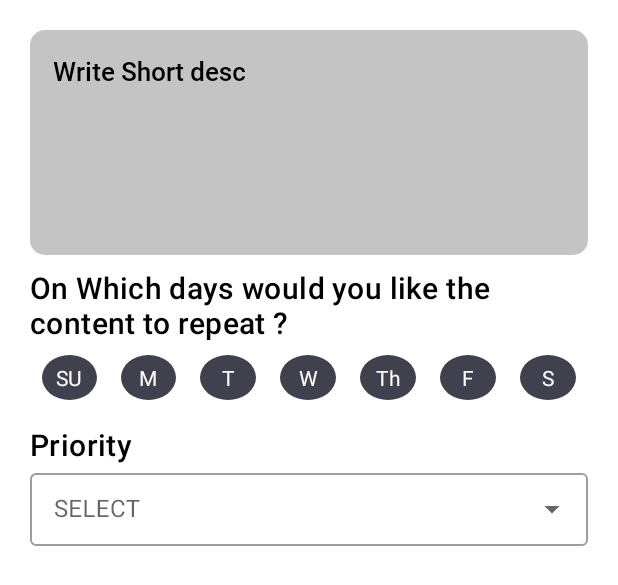
After one commit to RaghavAwasthi/QuickReviser, an Android app: the layout frag_create_s3.xml on its own in the app's theme, with its tools: preview values and no code run, on a phone screen of 412 x 824 dp. The commit adds this screen. Shown: the top 585 px of the screen. Run offline under Robolectric (Android 15) with nearby library versions, the phone set to English and light mode, and no system bars.

Commit message:
Created S1,S2,S3 mocks

```diff
--- a/app/build.gradle
+++ b/app/build.gradle
@@ -47,6 +47,7 @@ dependencies {
     implementation "androidx.lifecycle:lifecycle-runtime-ktx:$lifecycle_version"
     // Saved state module for ViewModel
     implementation "androidx.lifecycle:lifecycle-viewmodel-savedstate:$lifecycle_version"
+    implementation 'androidx.legacy:legacy-support-v4:1.0.0'
 
 
     // Annotation processor
--- /dev/null
+++ b/app/src/main/res/drawable/card_bg.xml
@@ -0,0 +1,7 @@
+<shape xmlns:android="http://schemas.android.com/apk/res/android"
+
+    android:shape="rectangle">
+
+    <solid android:color="#C4C4C4" />
+    <corners android:radius="10dp" />
+</shape>
--- /dev/null
+++ b/app/src/main/res/drawable/dayview_selected.xml
@@ -0,0 +1,9 @@
+<?xml version="1.0" encoding="utf-8"?>
+<shape xmlns:android="http://schemas.android.com/apk/res/android"
+    android:shape="oval">
+
+    <solid android:color="@color/color_dayView" />
+    <size
+        android:width="30dp"
+        android:height="30dp" />
+</shape>
--- /dev/null
+++ b/app/src/main/res/layout/frag_create_s3.xml
@@ -0,0 +1,65 @@
+<?xml version="1.0" encoding="utf-8"?>
+<androidx.appcompat.widget.LinearLayoutCompat xmlns:android="http://schemas.android.com/apk/res/android"
+    android:layout_width="match_parent"
+    android:layout_height="wrap_content"
+    android:layout_marginLeft="20dp"
+    android:layout_marginTop="20dp"
+    android:layout_marginRight="20dp"
+    android:orientation="vertical">
+
+    <EditText
+        android:id="@+id/shortDesc"
+        android:layout_width="match_parent"
+        android:layout_height="wrap_content"
+        android:background="@drawable/card_bg"
+        android:fontFamily="@font/roboto_medium"
+        android:gravity="top"
+        android:hint="Write Short desc"
+        android:maxLength="30"
+        android:minHeight="150dp"
+        android:padding="15dp"
+        android:textAlignment="gravity"
+        android:textColor="#000000"
+        android:textColorHint="#000000"
+        android:textSize="17sp" />
+
+
+    <TextView
+        style="@style/TextAppearance.MaterialComponents.Headline6"
+        android:layout_width="match_parent"
+        android:layout_height="wrap_content"
+        android:layout_marginTop="8dp"
+        android:fontFamily="@font/roboto_medium"
+        android:text="On Which days would you like the content to repeat ?"
+        android:textColor="@color/black" />
+
+    <include
+        android:id="@+id/dayview"
+        layout="@layout/layout_day_view" />
+
+    <TextView
+        style="@style/TextAppearance.MaterialComponents.Headline6"
+        android:layout_width="match_parent"
+        android:layout_height="wrap_content"
+        android:layout_marginTop="8dp"
+        android:fontFamily="@font/roboto_medium"
+        android:text="Priority "
+        android:textColor="@color/black" />
+
+
+    <com.google.android.material.textfield.TextInputLayout
+        android:id="@+id/menu"
+        style="@style/Widget.MaterialComponents.TextInputLayout.OutlinedBox.Dense.ExposedDropdownMenu"
+
+        android:layout_width="match_parent"
+        android:layout_height="wrap_content"
+        android:hint="SELECT">
+
+        <AutoCompleteTextView
+            android:layout_width="match_parent"
+            android:layout_height="wrap_content"
+            android:inputType="none" />
+
+    </com.google.android.material.textfield.TextInputLayout>
+
+</androidx.appcompat.widget.LinearLayoutCompat>
--- /dev/null
+++ b/app/src/main/res/layout/layout_day_view.xml
@@ -0,0 +1,39 @@
+<?xml version="1.0" encoding="utf-8"?>
+<androidx.appcompat.widget.LinearLayoutCompat xmlns:android="http://schemas.android.com/apk/res/android"
+
+    android:layout_width="match_parent"
+    android:layout_height="match_parent"
+    android:orientation="horizontal">
+
+    <TextView
+        style="@style/style_dayview"
+        android:text="SU" />
+
+    <TextView
+        style="@style/style_dayview"
+        android:text="M" />
+
+    <TextView
+
+        style="@style/style_dayview"
+        android:text="T" />
+
+    <TextView
+
+        style="@style/style_dayview"
+        android:text="W" />
+
+    <TextView
+        style="@style/style_dayview"
+        android:text="Th" />
+
+    <TextView
+        style="@style/style_dayview"
+        android:text="F" />
+
+    <TextView
+        style="@style/style_dayview"
+        android:text="S" />
+
+
+</androidx.appcompat.widget.LinearLayoutCompat>
--- a/app/src/main/res/values/colors.xml
+++ b/app/src/main/res/values/colors.xml
@@ -5,6 +5,8 @@
     <color name="purple_700">#FF3700B3</color>
     <color name="teal_200">#FF03DAC5</color>
     <color name="teal_700">#FF018786</color>
-    <color name="black">#FF000000</color>
+    <color name="black">#000000</color>
     <color name="white">#FFFFFFFF</color>
+    <color name="color_dayView">#3F414E</color>
+
 </resources>
--- a/app/src/main/res/values/strings.xml
+++ b/app/src/main/res/values/strings.xml
@@ -1,3 +1,5 @@
 <resources>
     <string name="app_name">Template</string>
+    <!-- TODO: Remove or change this placeholder text -->
+    <string name="hello_blank_fragment">Hello blank fragment</string>
 </resources>
--- /dev/null
+++ b/app/src/main/res/values/styles.xml
@@ -0,0 +1,13 @@
+<?xml version="1.0" encoding="utf-8"?>
+<resources>
+
+    <style name="style_dayview">
+        <item name="android:layout_margin">8dp</item>
+        <item name="android:layout_width">wrap_content</item>
+        <item name="android:layout_height">wrap_content</item>
+        <item name="android:layout_weight">1</item>
+        <item name="android:background">@drawable/dayview_selected</item>
+        <item name="android:gravity">center_horizontal|center_vertical</item>
+        <item name="android:textColor">#FFFFFF</item>
+    </style>
+</resources>
```
Also changed, not shown: app/src/main/java/com/app/easyreviser/create/FragmentCreateCardS1.kt (added, +23 -0 lines), app/src/main/java/com/app/easyreviser/create/FragmentCreateCardS2.kt (added, +19 -0 lines), app/src/main/res/layout/frag_create_s1.xml (added, +25 -0 lines), app/src/main/res/layout/frag_create_s2.xml (added, +26 -0 lines), app/src/main/res/layout/fragment_create_card_s1.xml (added, +14 -0 lines), app/src/main/res/font/roboto_medium.ttf (added).
